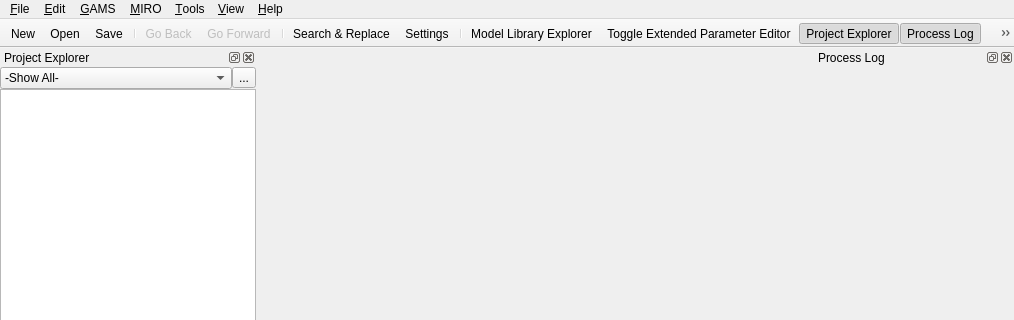
Before: the Qt Designer form src/mainwindow.ui in GAMS-dev/studio, drawn with Qt 5; both pictures show x 0 to 1014 and y 0 to 320 of the 1014 by 745 pixel window.
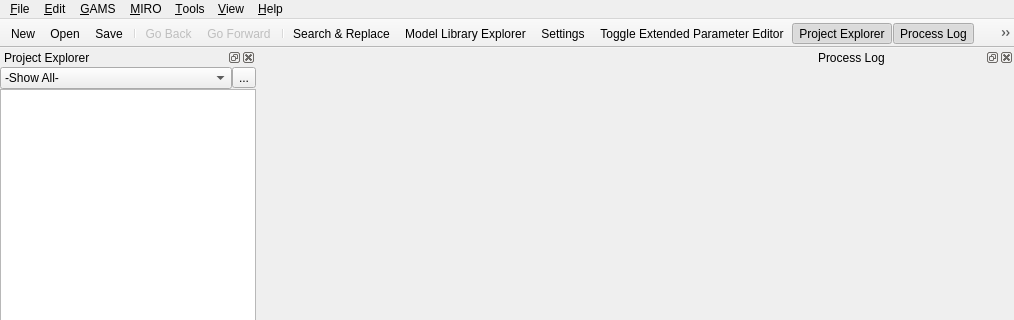
After: the same form once the commit is applied. Icons and pictures are not drawn. Custom widgets are drawn as their Qt base class.

Commit message: settings TP after modellib TB and remove sep

Patch:
```diff
--- a/src/mainwindow.ui
+++ b/src/mainwindow.ui
@@ -610,9 +610,8 @@
    <addaction name="actionGoForward"/>
    <addaction name="separator"/>
    <addaction name="actionSearch"/>
-   <addaction name="actionSettings"/>
-   <addaction name="separator"/>
    <addaction name="actionGAMS_Library"/>
+   <addaction name="actionSettings"/>
    <addaction name="actionToggle_Extended_Parameter_Editor"/>
    <addaction name="actionProject_View"/>
    <addaction name="actionProcess_Log"/>
```
